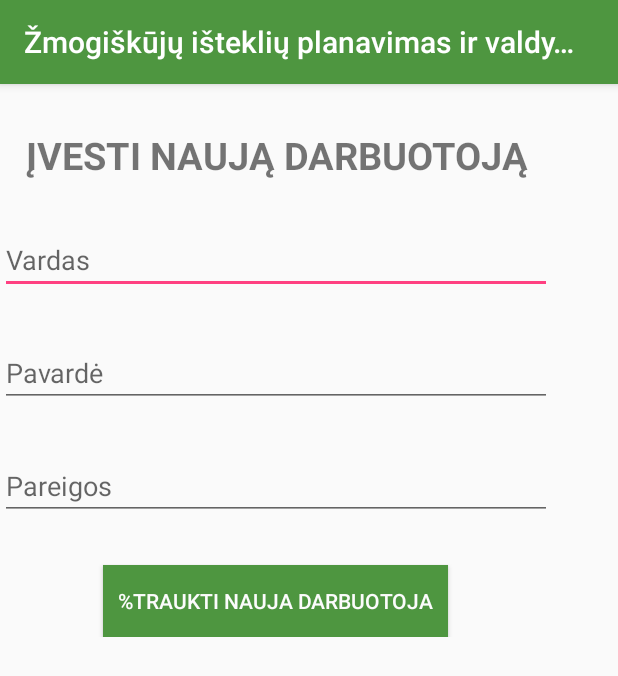
After one commit to Indre1234/darbuotoju_sarasas, an Android app: the NewWorkActivity screen opened directly, with no data from a screen before it, on a phone screen of 412 x 824 dp. The commit adds this screen. Shown: the top 676 px of the screen. Run offline under Robolectric (Android 15) with nearby library versions, the phone set to English and light mode, and no system bars.

Commit message:
yra klaidu

```diff
--- /dev/null
+++ b/app/src/main/res/layout/activity_new_work.xml
@@ -0,0 +1,86 @@
+<?xml version="1.0" encoding="utf-8"?>
+<android.support.constraint.ConstraintLayout xmlns:android="http://schemas.android.com/apk/res/android"
+    xmlns:app="http://schemas.android.com/apk/res-auto"
+    xmlns:tools="http://schemas.android.com/tools"
+    android:layout_width="match_parent"
+    android:layout_height="match_parent"
+    tools:context="com.byethost32.httpindre1234.darbuotoju_sarasas.NewWorkActivity">
+
+    <android.support.v7.widget.LinearLayoutCompat
+        android:layout_width="368dp"
+        android:layout_height="wrap_content"
+        android:orientation="vertical"
+        tools:layout_editor_absoluteY="0dp"
+        tools:layout_editor_absoluteX="8dp">
+        <Space
+            android:layout_width="match_parent"
+            android:layout_height="30dp" />
+
+
+        <TextView
+            android:layout_width="match_parent"
+            android:layout_height="wrap_content"
+            android:text="Įvesti naują darbuotoją"
+            android:textAlignment="center"
+            android:textAllCaps="true"
+            android:textStyle="bold"
+            android:textSize="25dp" />
+
+        <Space
+            android:layout_width="match_parent"
+            android:layout_height="30dp" />
+
+
+
+        <EditText
+            android:id="@+id/new_work_name"
+            android:layout_width="match_parent"
+            android:layout_height="wrap_content"
+            android:hint="@string/new_work_name" />
+
+        <Space
+            android:layout_width="match_parent"
+            android:layout_height="30dp" />
+
+
+        <EditText
+            android:id="@+id/new_work_socondname"
+            android:layout_width="match_parent"
+            android:layout_height="wrap_content"
+            android:hint="@string/new_secondname" />
+
+        <Space
+            android:layout_width="match_parent"
+            android:layout_height="30dp" />
+
+
+        <EditText
+            android:id="@+id/new_position"
+            android:layout_width="match_parent"
+            android:layout_height="wrap_content"
+            android:hint="@string/new_position" />
+
+        <Space
+            android:layout_width="match_parent"
+            android:layout_height="30dp" />
+
+
+
+             <Button
+            android:id="@+id/new_work_entry_button"
+            android:layout_width="230dp"
+            android:layout_height="wrap_content"
+            android:layout_gravity="center"
+            android:text="@string/new_entry_work_button"
+            tools:layout_editor_absoluteY="0dp"
+            tools:layout_editor_absoluteX="0dp"
+            android:background="@color/colorPrimary"
+            android:textColor="@color/colorWhite" />
+
+
+
+
+    </android.support.v7.widget.LinearLayoutCompat>
+
+
+</android.support.constraint.ConstraintLayout>
--- a/app/src/main/res/values/strings.xml
+++ b/app/src/main/res/values/strings.xml
@@ -11,6 +11,15 @@
     <string name="registration_password">Vartotojo slaptažodis</string>
     <string name="registration_finish_button">Registruoti naują vartotoją</string>
     <string name="registration_button">Registruotis</string>
-    <string name="remember_me">Prisiminti mane</string>>
+    <string name="remember_me">Prisiminti mane</string>
+    <string name="new_work_button">Įrašyti nauja darbuotoją</string>
+    <string name="new_work_name">Vardas</string>
+    <string name="new_secondname">Pavardė</string>
+    <string name="new_personal_code">Asmens kodas</string>
+    <string name="new_position">Pareigos</string>
+    <string name="new_pay">Atlyginimas</string>
+    <string name="new_work_rating_data">Darbuotojo vertinimo data</string>
+    <string name="new_gender">Lytis</string>
+    <string name="new_entry_work_button">%traukti nauja darbuotoja</string>
 
 </resources>
```
Also changed, not shown: app/src/main/AndroidManifest.xml (+5 -2 lines), app/src/main/java/com/byethost32/httpindre1234/darbuotoju_sarasas/NewWorkActivity.java (added, +103 -0 lines), app/src/main/java/com/byethost32/httpindre1234/darbuotoju_sarasas/SearchActivity.java (+14 -0 lines), app/src/main/res/layout/activity_search.xml (+17 -1 lines).
